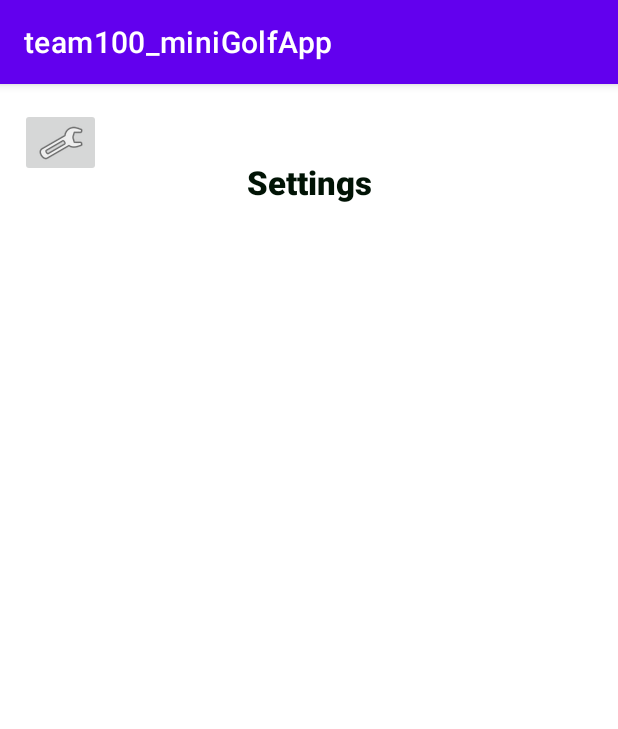
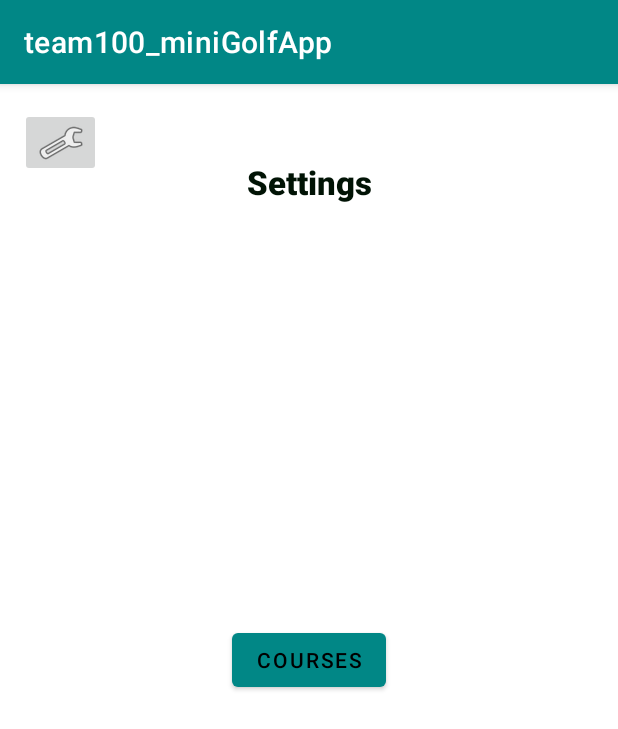
Before and after one commit to cordovaom/team100_miniGolfApp, an Android app: the Settings screen opened directly, with no data from a screen before it, on a phone screen of 412 x 824 dp. Shown: the top 729 px of the screen. Run offline under Robolectric (Android 15) with nearby library versions, the phone set to English and light mode, and no system bars.

Commit message:
changed the color

```diff
--- a/app/src/main/java/edu/vcu/team100_minigolfapp/MainActivity.java
+++ b/app/src/main/java/edu/vcu/team100_minigolfapp/MainActivity.java
@@ -22,8 +22,8 @@ private ImageButton settings_Button;
             }
         });
     }
-public static void openSettings(){
-    Intent intent = new Intent(this,Settings.class);
+public void openSettings(){
+   Intent intent = new Intent(this,Settings.class);
     startActivity(intent);
 }
 
--- a/app/src/main/java/edu/vcu/team100_minigolfapp/Settings.java
+++ b/app/src/main/java/edu/vcu/team100_minigolfapp/Settings.java
@@ -14,14 +14,17 @@ public class Settings extends AppCompatActivity {
     protected void onCreate(Bundle savedInstanceState) {
         super.onCreate(savedInstanceState);
         setContentView(R.layout.activity_settings);
-        //setting buton to go back to settings may not be needed
+        //setting button to go back to settings may not be needed
         settings_Button =(ImageButton) findViewById(R.id.settings);
         settings_Button.setOnClickListener(new View.OnClickListener() {
             @Override
             public void onClick(View v) {
-                MainActivity.openSettings();
+                openSettings();
             }
         });
     }
-
+    public void openSettings(){
+        Intent intent = new Intent(this,Settings.class);
+        startActivity(intent);
+    }
 }
--- a/app/src/main/res/layout/activity_settings.xml
+++ b/app/src/main/res/layout/activity_settings.xml
@@ -15,7 +15,8 @@
         app:layout_constraintHorizontal_bias="0.037"
         app:layout_constraintStart_toStartOf="parent"
         app:layout_constraintTop_toTopOf="parent"
-        app:srcCompat="@android:drawable/ic_menu_manage" />
+        app:srcCompat="@android:drawable/ic_menu_manage"
+        android:contentDescription="TODO" />
 
 
     <TextView
@@ -24,7 +25,7 @@
         android:layout_marginStart="8dp"
         android:layout_marginEnd="8dp"
         android:fontFamily="sans-serif-medium"
-        android:text="Settings"
+        android:text="@string/settings"
         android:textAlignment="center"
         android:textAppearance="@style/TextAppearance.AppCompat.Large"
         android:textColor="#011305"
@@ -36,5 +37,16 @@
         app:layout_constraintTop_toTopOf="parent"
         app:layout_constraintVertical_bias=".07" />
 
+    <Button
+        android:id="@+id/courses_button"
+        android:layout_width="wrap_content"
+        android:layout_height="wrap_content"
+        android:text="@string/courses"
+        app:iconTint="#FF0000"
+        app:layout_constraintBottom_toBottomOf="parent"
+        app:layout_constraintEnd_toEndOf="parent"
+        app:layout_constraintStart_toStartOf="parent"
+        app:layout_constraintTop_toTopOf="parent" />
+
 
 </androidx.constraintlayout.widget.ConstraintLayout>
--- a/app/src/main/res/values/colors.xml
+++ b/app/src/main/res/values/colors.xml
@@ -7,4 +7,5 @@
     <color name="teal_700">#FF018786</color>
     <color name="black">#FF000000</color>
     <color name="white">#FFFFFFFF</color>
+    <color name="title_color">#FF03DAC5 </color>
 </resources>
--- a/app/src/main/res/values/strings.xml
+++ b/app/src/main/res/values/strings.xml
@@ -1,3 +1,5 @@
 <resources>
     <string name="app_name">team100_miniGolfApp</string>
+    <string name="courses">Courses</string>
+    <string name="settings">Settings</string>
 </resources>
--- a/app/src/main/res/values/themes.xml
+++ b/app/src/main/res/values/themes.xml
@@ -2,9 +2,9 @@
     <!-- Base application theme. -->
     <style name="Theme.Team100_miniGolfApp" parent="Theme.MaterialComponents.DayNight.DarkActionBar">
         <!-- Primary brand color. -->
-        <item name="colorPrimary">@color/purple_500</item>
-        <item name="colorPrimaryVariant">@color/purple_700</item>
-        <item name="colorOnPrimary">@color/white</item>
+        <item name="colorPrimary">@color/teal_700</item>
+        <item name="colorPrimaryVariant">@color/teal_700</item>
+        <item name="colorOnPrimary">@color/black</item>
         <!-- Secondary brand color. -->
         <item name="colorSecondary">@color/teal_200</item>
         <item name="colorSecondaryVariant">@color/teal_700</item>
```
